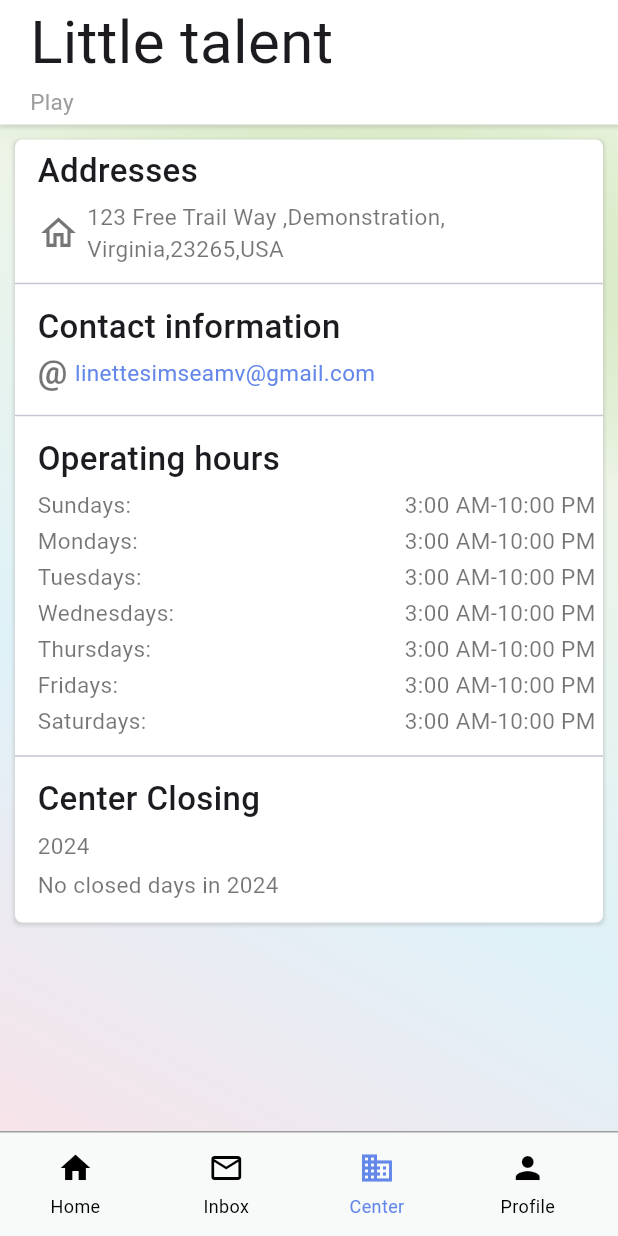
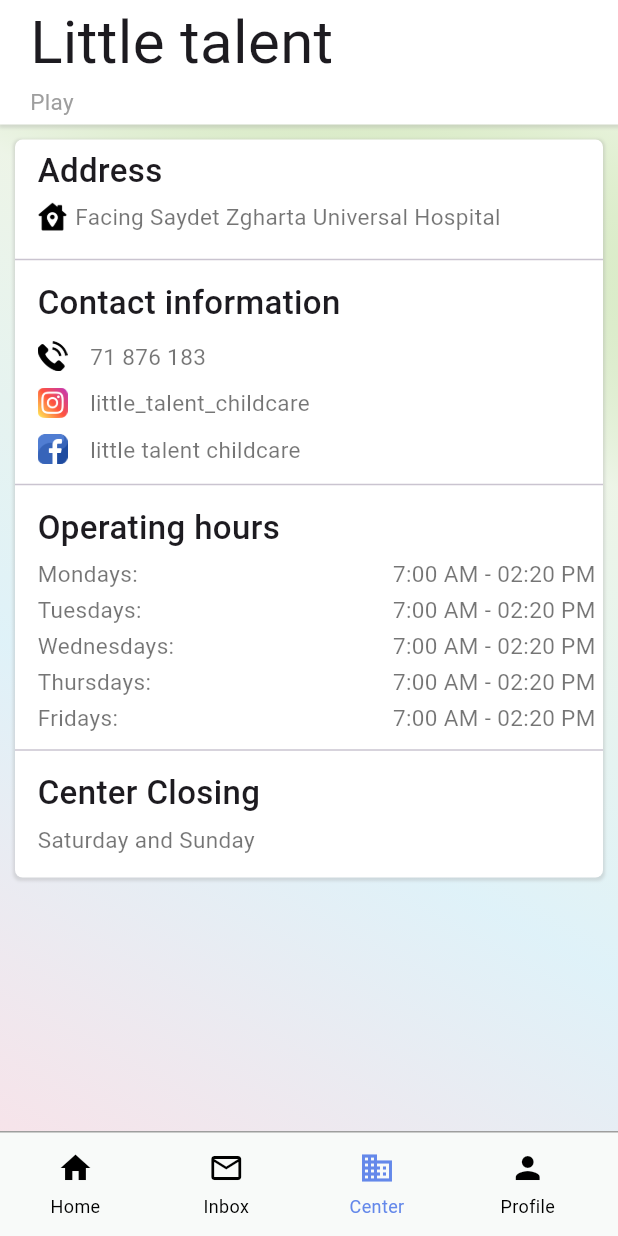
Before and after one commit to NourChreideh/kidsnursery-main, a Flutter app: the HomePage screen opened directly with empty values, item 3 of the bottom bar chosen, on a phone screen of 412 x 824 dp. Run offline on Flutter 3.47's test engine with Material 3 defaults, Android fonts, the phone set to English and light mode, and no system bars; our stand-ins replace cloud_firestore, firebase_auth, firebase_core, firebase_messaging, flutter_local_notifications, shared_preferences; accounts and stored records are empty.

Commit message:
ui updates

```diff
--- a/lib/Pages/FeedContent.dart
+++ b/lib/Pages/AttendancePage.dart
@@ -76,7 +76,7 @@ class _FeedContentState extends State<FeedContent> {
               ? ListTile(
                   leading: CircleAvatar(
                       backgroundColor: GlobalColors.mainColor.withOpacity(0.1),
-                      child: const Icon(Icons.business_outlined)),
+                      child:Image.asset("assets/calendar.png") ),
                   title: Text(
                       ' ${attendanceEntry['childName'].toString().isEmpty ? '' : attendanceEntry['childName']} ${attendanceEntry['type'].toString().isEmpty ? '' : attendanceEntry['type']} ${S.of(context).updatedbysystem}'),
                   trailing: Text(" $formattedTime"),
--- a/lib/Pages/CenterPage.dart
+++ b/lib/Pages/CenterPage.dart
@@ -1,5 +1,6 @@
 // ignore_for_file: public_member_api_docs, sort_constructors_first
 import 'package:flutter/material.dart';
+import 'package:flutter/widgets.dart';
 
 import 'package:kidsnursery/Models/user.dart';
 import 'package:kidsnursery/Utility/globalColors.dart';
@@ -91,14 +92,18 @@ class _CenterPageState extends State<CenterPage> {
                 padding: const EdgeInsets.only(right: 10, left: 10),
                 child: Container(
                   width: MediaQuery.of(context).size.width,
-                  decoration: BoxDecoration(boxShadow: [
+                  decoration: BoxDecoration(
+                      boxShadow: [
                         BoxShadow(
-                      color: Colors.grey.withOpacity(0.3), // Set the shadow color
+                          color: Colors.grey
+                              .withOpacity(0.3), // Set the shadow color
                           spreadRadius: 1,
                           blurRadius: 1,
                           offset: const Offset(0, 1),
                         ),
-                  ], borderRadius: BorderRadius.circular(5), color: Colors.white),
+                      ],
+                      borderRadius: BorderRadius.circular(5),
+                      color: Colors.white),
                   child: Column(
                     children: [
                       const SizedBox(
@@ -119,25 +124,31 @@ class _CenterPageState extends State<CenterPage> {
                       const SizedBox(
                         height: 5,
                       ),
-                      const Row(
+                       Row(
                         children: [
                           SizedBox(
                             width: 15,
                           ),
-                          Icon(
-                            Icons.home_outlined,
-                            size: 28,
-                            color: Colors.black54,
+                          Image.asset(
+                            "assets/home-address.png",
+                            height: 20,
+                            width: 20,
                           ),
+
                           SizedBox(
                             width: 5,
                           ),
                           Text(
-                            "123 Free Trail Way ,Demonstration,\nVirginia,23265,USA",
-                            style: TextStyle(fontSize: 15, color: Colors.black54),
+                            "Facing Saydet Zgharta Universal Hospital",
+                            style:
+                                TextStyle(fontSize: 15, color: Colors.black54),
                           ),
                         ],
                       ),
+                      const SizedBox(
+                        height: 5,
+                      ),
+
                       const SizedBox(
                         height: 5,
                       ),
@@ -157,23 +168,72 @@ class _CenterPageState extends State<CenterPage> {
                           ),
                         ],
                       ),
+                      const SizedBox(
+                        height: 10,
+                      ),
                       Row(
                         children: [
                           const SizedBox(
                             width: 15,
                           ),
-                          const Text("@",
-                              style: TextStyle(
-                                  color: Colors.black54,
-                                  fontSize: 22,
-                                  fontWeight: FontWeight.w600)),
+                          Image.asset(
+                            "assets/telephone.png",
+                            height: 20,
+                            width: 20,
+                          ),
                                const SizedBox(
-                            width: 5,
+                            width: 15,
                           ),
                            Text(
-                            "linettesimseamv@gmail.com",
-                            style: TextStyle(
-                                fontSize: 15, color: GlobalColors.mainColor),
+                            "71 876 183",
+                            style:
+                                TextStyle(fontSize: 15, color: Colors.black54),
+                          ),
+                        ],
+                      ),
+                      const SizedBox(
+                        height: 10,
+                      ),
+                      Row(
+                        children: [
+                          const SizedBox(
+                            width: 15,
+                          ),
+                          Image.asset(
+                            "assets/insta.png",
+                            height: 20,
+                            width: 20,
+                          ),
+                               const SizedBox(
+                            width: 15,
+                          ),
+                           Text(
+                            "little_talent_childcare",
+                            style:
+                                TextStyle(fontSize: 15, color: Colors.black54),
+                          ),
+                        ],
+                      ),
+                      const SizedBox(
+                        height: 10,
+                      ),
+                      Row(
+                        children: [
+                          const SizedBox(
+                            width: 15,
+                          ),
+                          Image.asset(
+                            "assets/facebook.png",
+                            height: 20,
+                            width: 20,
+                          ),
+                               const SizedBox(
+                            width: 15,
+                          ),
+                           Text(
+                            "little talent childcare",
+                            style:
+                                TextStyle(fontSize: 15, color: Colors.black54),
                           ),
                         ],
                       ),
@@ -199,10 +259,7 @@ class _CenterPageState extends State<CenterPage> {
                       const SizedBox(
                         height: 5,
                       ),
-                      DayOpen("Sundays:"),
-                      const SizedBox(
-                        height: 3,
-                      ),
+
                       DayOpen("Mondays:"),
                       const SizedBox(
                         height: 3,
@@ -223,10 +280,7 @@ class _CenterPageState extends State<CenterPage> {
                       const SizedBox(
                         height: 3,
                       ),
-                      DayOpen("Saturdays:"),
-                      const SizedBox(
-                        height: 5,
-                      ),
+
                       const Divider(),
                       const SizedBox(
                         height: 5,
@@ -246,28 +300,17 @@ class _CenterPageState extends State<CenterPage> {
                       const SizedBox(
                         height: 5,
                       ),
+
+
                       const Row(
                         children: [
                           SizedBox(
                             width: 15,
                           ),
                           Text(
-                            "2024",
-                            style: TextStyle(fontSize: 15, color: Colors.black54),
-                          ),
-                        ],
-                      ),
-                      const SizedBox(
-                        height: 5,
-                      ),
-                      const Row(
-                        children: [
-                          SizedBox(
-                            width: 15,
-                          ),
-                          Text(
-                            "No closed days in 2024",
-                            style: TextStyle(fontSize: 15, color: Colors.black54),
+                            "Saturday and Sunday",
+                            style:
+                                TextStyle(fontSize: 15, color: Colors.black54),
                           ),
                         ],
                       ),
@@ -302,7 +345,7 @@ Widget DayOpen(String day) {
       ),
       const Spacer(),
       const Text(
-        "3:00 AM-10:00 PM",
+        "7:00 AM - 02:20 PM",
         style: TextStyle(fontSize: 15, color: Colors.black54),
       ),
       const SizedBox(
--- a/lib/Pages/HomePage.dart
+++ b/lib/Pages/HomePage.dart
@@ -3,7 +3,7 @@ import 'package:flutter/material.dart';
 import 'package:flutter/widgets.dart';
 import 'package:kidsnursery/Models/children.dart';
 import 'package:kidsnursery/Models/user.dart';
-import 'package:kidsnursery/Pages/FeedContent.dart';
+import 'package:kidsnursery/Pages/AttendancePage.dart';
 import 'package:kidsnursery/Pages/ProfilePage.dart';
 import 'package:kidsnursery/Pages/activities_content.dart';
 import 'package:kidsnursery/Pages/diapers_content.dart';
@@ -111,9 +111,7 @@ class _HomePageState extends State<HomePage>
                   const SizedBox(
                     width: 10,
                   ),
-                  SizedBox(
-                    width: MediaQuery.of(context).size.width ,
-                    height: MediaQuery.of(context).size.height * 0.04,
+                  Expanded(
                     child: TabBar(
                       unselectedLabelColor: Colors.grey,
                       labelColor: Colors.white,
@@ -126,7 +124,7 @@ class _HomePageState extends State<HomePage>
                           color: GlobalColors.mainColor.withOpacity(0.5)),
                       controller: _tabController,
                       tabs: [
-                        Tab(text: S.of(context).feed),
+                        Tab(text: S.of(context).attendance),
                         Tab(text: S.of(context).meals),
                         Tab(text: S.of(context).health),
                         Tab(text: S.of(context).diapers),
--- a/lib/Pages/activities_content.dart
+++ b/lib/Pages/activities_content.dart
@@ -76,8 +76,7 @@ class _ActivitiesContentState extends State<ActivitiesContent> {
               ? ListTile(
                   leading: CircleAvatar(
                       backgroundColor: GlobalColors.mainColor.withOpacity(0.1),
-                      child: const Icon(Icons.volunteer_activism,
-                          color: Colors.pinkAccent)),
+                      child:Image.asset("assets/lifestyle.png")),
                   title: Text(' ${activityEntry['childName']} '),
                   subtitle: Text('Activity: ${activityEntry['activity']} '),
                   trailing: Text(" $formattedTime"),
--- a/lib/Pages/diapers_content.dart
+++ b/lib/Pages/diapers_content.dart
@@ -76,10 +76,7 @@ class _DiapersContentState extends State<DiapersContent> {
               ? ListTile(
                   leading: CircleAvatar(
                       backgroundColor: GlobalColors.mainColor.withOpacity(0.1),
-                      child: const Icon(
-                        Icons.child_care_rounded,
-                        color: Colors.green,
-                      )),
+                      child: Image.asset("assets/diapers.png")),
                   title: Text(
                       ' ${attendanceEntry['childName']} ${S.of(context).diapers} ${S.of(context).updatedbysystem}'),
                   trailing: Text(" $formattedTime"),
--- a/lib/Pages/health_content.dart
+++ b/lib/Pages/health_content.dart
@@ -75,10 +75,7 @@ class _HealthContentState extends State<HealthContent> {
               ? ListTile(
                   leading: CircleAvatar(
                       backgroundColor: GlobalColors.mainColor.withOpacity(0.1),
-                      child: const Icon(
-                        Icons.health_and_safety_outlined,
-                        color: Colors.red,
-                      )),
+                      child:Image.asset("assets/vaccination.png")),
                   title: Text(' ${healthEntry['childName']} '),
                   subtitle: Column(
                     crossAxisAlignment: CrossAxisAlignment.start,
--- a/lib/Pages/meals_content.dart
+++ b/lib/Pages/meals_content.dart
@@ -76,7 +76,7 @@ class _MealsContentState extends State<MealsContent> {
                   ? Container() :ListTile(
               leading: CircleAvatar(
                 backgroundColor: GlobalColors.mainColor.withOpacity(0.5),
-                child: Icon(Icons.restaurant)),
+                child: Image.asset("assets/food.png")),
               title: Text(' ${attendanceEntry['childName']}'),
               subtitle: attendanceEntry['type'] == null
                   ? null
--- a/lib/l10n/intl_en.arb
+++ b/lib/l10n/intl_en.arb
@@ -32,10 +32,11 @@
  "mealstaken":"Meals taken",
  "daysago":"days ago",
  "meals":"Meals",
- "feed":"Feed",
+ "attendance":"Attendance",
  "health":"Health",
  "diapers":"Diapers",
- "adress":"Addresses",
+
+ "adress":"Address",
  "contactinfo":"Contact information",
  "language":"Language",
  "updatedbysystem":"updated by system",
--- a/lib/l10n/intl_fr.arb
+++ b/lib/l10n/intl_fr.arb
@@ -28,7 +28,7 @@
     "mealstaken": "Repas pris",
     "daysago": "jours auparavant",
     "meals": "Repas",
-    "feed": "Alimentation",
+    "attendance": "présence",
     "health": "Santé",
     "diapers": "Couches",
     "address": "Adresses",
```
Also changed, not shown: assets/calendar.png (added), assets/diapers.png (added), assets/facebook.png (added), assets/food.png (added), assets/home-address.png (added), assets/insta.png (added), assets/lifestyle.png (added), assets/telephone.png (added), assets/vaccination.png (added), lib/generated/intl/messages_en.dart, lib/generated/intl/messages_fr.dart, lib/generated/l10n.dart, 2 other files. Lines whose indentation alone changed are shown as unchanged.
